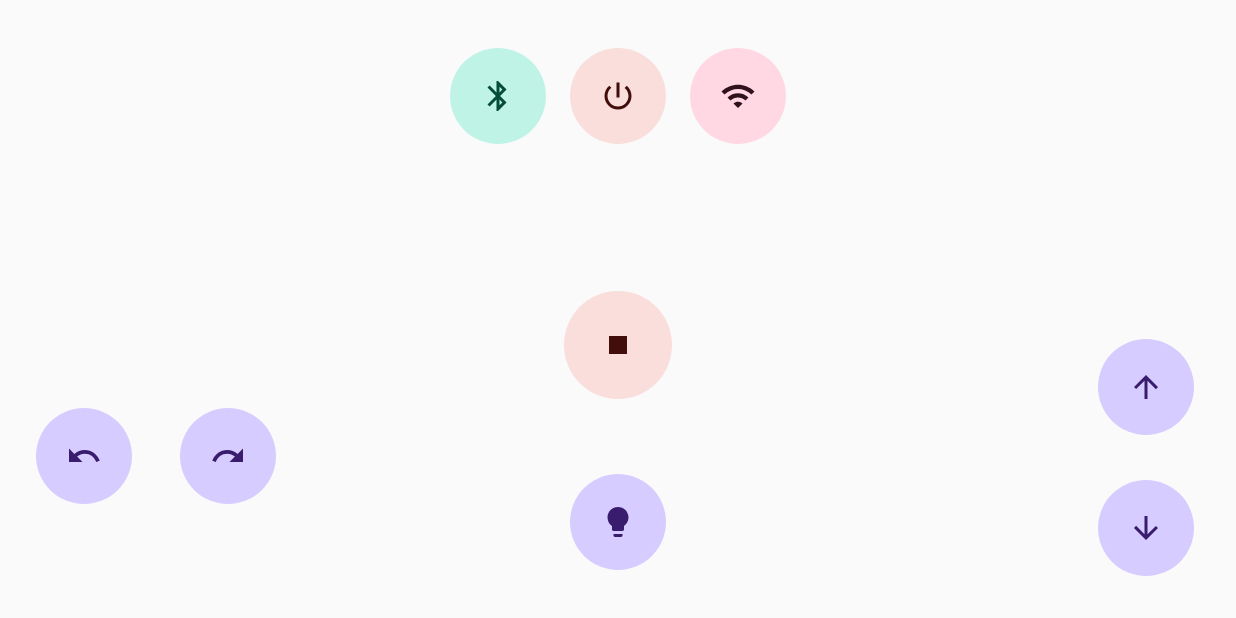
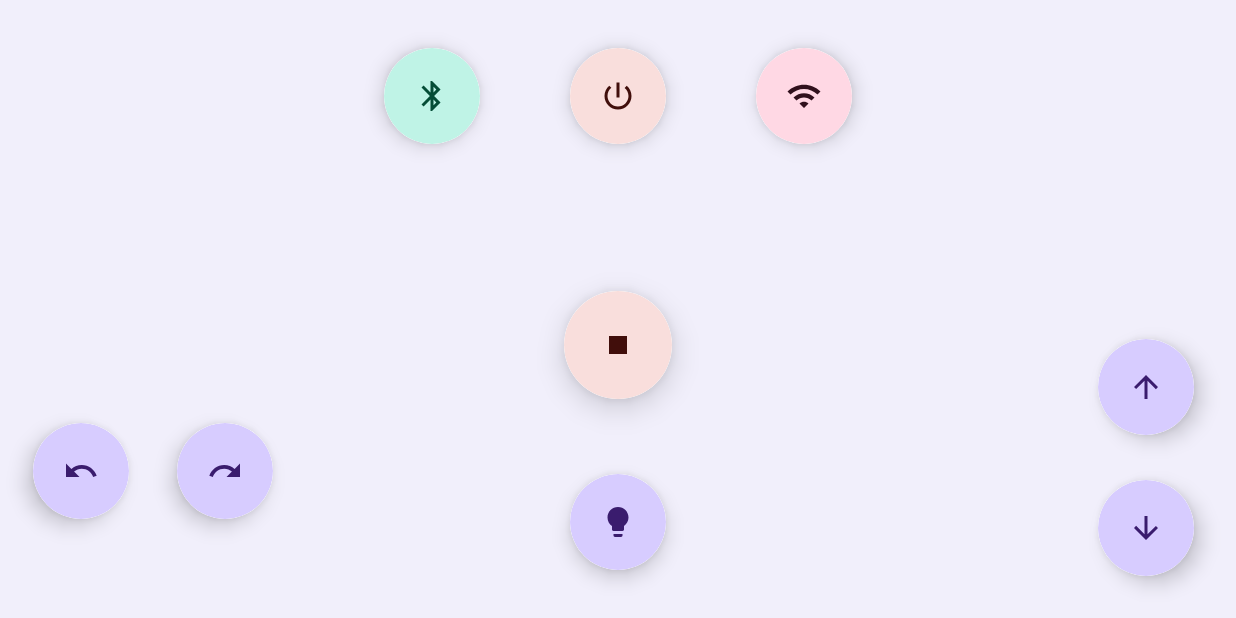
Before and after one commit to Ismael-droid-01/control_remoto, an Android app built with Jetpack Compose: the screen it shows after launch (MainActivity), on a phone screen of 824 x 412 dp (held sideways). Run offline under Robolectric (Android 15) with nearby library versions, the phone set to English and light mode, and no system bars.

Commit message:
Sombreado a los botones

```diff
--- a/app/src/main/java/com/example/control_remoto/ui/RemoteControlUI.kt
+++ b/app/src/main/java/com/example/control_remoto/ui/RemoteControlUI.kt
@@ -23,43 +23,84 @@ fun RemoteControlUI(modifier: Modifier = Modifier) {
         Toast.makeText(context, "Acción: $message", Toast.LENGTH_SHORT).show()
     }
 
-    Box(modifier = modifier.fillMaxSize().padding(16.dp).padding(WindowInsets.navigationBars.asPaddingValues())) {
+    Box(
+        modifier.fillMaxSize()
+            .background(MaterialTheme.colorScheme.primary.copy(alpha = 0.1f))
+            .padding(16.dp)
+            .padding(WindowInsets.navigationBars.asPaddingValues())
+    ) {
 
         // 🔼 Top Row
         Row(
             modifier = Modifier
                 .align(Alignment.TopCenter)
                 .padding(16.dp),
-            horizontalArrangement = Arrangement.spacedBy(16.dp)
+            horizontalArrangement = Arrangement.spacedBy(60.dp)
+        ) {
+            Surface(
+                shape = CircleShape,
+                shadowElevation = 8.dp,
+                modifier = Modifier.size(64.dp)
             ) {
                 IconButton(
                     onClick = {
                         showMessage("Bluetooth")
                         bleServer?.sendText("Bluetooth")
                     },
-                modifier = Modifier.background(MaterialTheme.colorScheme.secondaryContainer, CircleShape).size(64.dp)
+                    modifier = Modifier
+                        .background(MaterialTheme.colorScheme.secondaryContainer, CircleShape)
+                        .fillMaxSize()
                 ) {
-                Icon(Icons.Filled.Bluetooth, contentDescription = "Bluetooth", tint = MaterialTheme.colorScheme.onSecondaryContainer)
+                    Icon(
+                        Icons.Filled.Bluetooth,
+                        contentDescription = "Bluetooth",
+                        tint = MaterialTheme.colorScheme.onSecondaryContainer
+                    )
+                }
             }
 
+            Surface(
+                shape = CircleShape,
+                shadowElevation = 8.dp,
+                modifier = Modifier.size(64.dp)
+            ) {
                 IconButton(
                     onClick = {
                         showMessage("Power")
                         bleServer?.sendText("Power")
                     },
-                modifier = Modifier.background(MaterialTheme.colorScheme.errorContainer, CircleShape).size(64.dp)
+                    modifier = Modifier
+                        .background(MaterialTheme.colorScheme.errorContainer, CircleShape)
+                        .fillMaxSize()
                 ) {
-                Icon(Icons.Filled.PowerSettingsNew, contentDescription = "Power", tint = MaterialTheme.colorScheme.onErrorContainer)
+                    Icon(
+                        Icons.Filled.PowerSettingsNew,
+                        contentDescription = "Power",
+                        tint = MaterialTheme.colorScheme.onErrorContainer
+                    )
+                }
             }
 
+            Surface(
+                shape = CircleShape,
+                shadowElevation = 8.dp,
+                modifier = Modifier.size(64.dp)
+            ) {
                 IconButton(
                     onClick = {
                         showMessage("WiFi")
                         bleServer?.sendText("WiFi")
                     },
-                modifier = Modifier.background(MaterialTheme.colorScheme.tertiaryContainer, CircleShape).size(64.dp)
+                    modifier = Modifier
+                        .background(MaterialTheme.colorScheme.tertiaryContainer, CircleShape)
+                        .fillMaxSize()
                 ) {
-                Icon(Icons.Filled.Wifi, contentDescription = "WiFi", tint = MaterialTheme.colorScheme.onTertiaryContainer)
+                    Icon(
+                        Icons.Filled.Wifi,
+                        contentDescription = "WiFi",
+                        tint = MaterialTheme.colorScheme.onTertiaryContainer
+                    )
+                }
             }
         }
 
@@ -67,27 +108,51 @@ fun RemoteControlUI(modifier: Modifier = Modifier) {
         Row(
             modifier = Modifier
                 .align(Alignment.BottomStart)
-                .padding(start = 8.dp, bottom = 60.dp),
+                .padding(start = 6.dp, bottom = 50.dp),
             horizontalArrangement = Arrangement.spacedBy(32.dp)
+        ) {
+            Surface(
+                shape = CircleShape,
+                shadowElevation = 8.dp,
+                modifier = Modifier.size(64.dp)
             ) {
                 IconButton(
                     onClick = {
                         showMessage("GiroIzq")
                         bleServer?.sendText("GiroIzq")
                     },
-                modifier = Modifier.background(MaterialTheme.colorScheme.primaryContainer, CircleShape).size(64.dp)
+                    modifier = Modifier
+                        .background(MaterialTheme.colorScheme.primaryContainer, CircleShape)
+                        .fillMaxSize()
                 ) {
-                Icon(Icons.Filled.Undo, contentDescription = "GiroIzq", tint = MaterialTheme.colorScheme.onPrimaryContainer)
+                    Icon(
+                        Icons.Filled.Undo,
+                        contentDescription = "GiroIzq",
+                        tint = MaterialTheme.colorScheme.onPrimaryContainer
+                    )
+                }
             }
 
+            Surface(
+                shape = CircleShape,
+                shadowElevation = 8.dp,
+                modifier = Modifier.size(64.dp)
+            ) {
                 IconButton(
                     onClick = {
                         showMessage("GiroDer")
                         bleServer?.sendText("GiroDer")
                     },
-                modifier = Modifier.background(MaterialTheme.colorScheme.primaryContainer, CircleShape).size(64.dp)
+                    modifier = Modifier
+                        .background(MaterialTheme.colorScheme.primaryContainer, CircleShape)
+                        .fillMaxSize()
                 ) {
-                Icon(Icons.Filled.Redo, contentDescription = "GiroDer", tint = MaterialTheme.colorScheme.onPrimaryContainer)
+                    Icon(
+                        Icons.Filled.Redo,
+                        contentDescription = "GiroDer",
+                        tint = MaterialTheme.colorScheme.onPrimaryContainer
+                    )
+                }
             }
         }
 
@@ -99,55 +164,101 @@ fun RemoteControlUI(modifier: Modifier = Modifier) {
             verticalArrangement = Arrangement.spacedBy(30.dp),
             horizontalAlignment = Alignment.CenterHorizontally
         ) {
+            Surface(
+                shape = CircleShape,
+                shadowElevation = 8.dp,
+                modifier = Modifier.size(64.dp)
+            ) {
                 IconButton(
                     onClick = {
                         showMessage("Arriba")
                         bleServer?.sendText("Arriba")
                     },
-                modifier = Modifier.background(MaterialTheme.colorScheme.primaryContainer, CircleShape).size(64.dp)
+                    modifier = Modifier
+                        .background(MaterialTheme.colorScheme.primaryContainer, CircleShape)
+                        .fillMaxSize()
                 ) {
-                Icon(Icons.Filled.ArrowUpward, contentDescription = "Arriba", tint = MaterialTheme.colorScheme.onPrimaryContainer)
+                    Icon(
+                        Icons.Filled.ArrowUpward,
+                        contentDescription = "Arriba",
+                        tint = MaterialTheme.colorScheme.onPrimaryContainer
+                    )
+                }
             }
 
+            Surface(
+                shape = CircleShape,
+                shadowElevation = 8.dp,
+                modifier = Modifier.size(64.dp)
+            ) {
                 IconButton(
                     onClick = {
                         showMessage("Abajo")
                         bleServer?.sendText("Abajo")
                     },
-                modifier = Modifier.background(MaterialTheme.colorScheme.primaryContainer, CircleShape).size(64.dp)
+                    modifier = Modifier
+                        .background(MaterialTheme.colorScheme.primaryContainer, CircleShape)
+                        .fillMaxSize()
                 ) {
-                Icon(Icons.Filled.ArrowDownward, contentDescription = "Abajo", tint = MaterialTheme.colorScheme.onPrimaryContainer)
+                    Icon(
+                        Icons.Filled.ArrowDownward,
+                        contentDescription = "Abajo",
+                        tint = MaterialTheme.colorScheme.onPrimaryContainer
+                    )
+                }
             }
         }
 
         // ⛔ Botón Stop (subido un poco)
+        Surface(
+            shape = CircleShape,
+            shadowElevation = 12.dp,
+            modifier = Modifier
+                .align(Alignment.BottomCenter)
+                .padding(bottom = 130.dp)
+                .size(72.dp)
+        ) {
             IconButton(
                 onClick = {
                     showMessage("Stop")
                     bleServer?.sendText("Stop")
                 },
                 modifier = Modifier
-                .align(Alignment.BottomCenter)
-                .padding(bottom = 130.dp)
                     .background(MaterialTheme.colorScheme.errorContainer, CircleShape)
-                .size(72.dp)
+                    .fillMaxSize()
             ) {
-            Icon(Icons.Filled.Stop, contentDescription = "Stop", tint = MaterialTheme.colorScheme.onErrorContainer)
+                Icon(
+                    Icons.Filled.Stop,
+                    contentDescription = "Stop",
+                    tint = MaterialTheme.colorScheme.onErrorContainer
+                )
+            }
         }
 
         // 💡 Botón Luces (debajo del Stop)
+        Surface(
+            shape = CircleShape,
+            shadowElevation = 8.dp,
+            modifier = Modifier
+                .align(Alignment.BottomCenter)
+                .padding(bottom = 16.dp)
+                .size(64.dp)
+        ) {
             IconButton(
                 onClick = {
                     showMessage("Luces")
                     bleServer?.sendText("Luces")
                 },
                 modifier = Modifier
-                .align(Alignment.BottomCenter)
-                .padding(bottom = 16.dp)
                     .background(MaterialTheme.colorScheme.primaryContainer, CircleShape)
-                .size(64.dp)
+                    .fillMaxSize()
             ) {
-            Icon(Icons.Filled.Lightbulb, contentDescription = "Luces", tint = MaterialTheme.colorScheme.onPrimaryContainer)
+                Icon(
+                    Icons.Filled.Lightbulb,
+                    contentDescription = "Luces",
+                    tint = MaterialTheme.colorScheme.onPrimaryContainer
+                )
             }
         }
     }
+}
```
Lines whose indentation alone changed are shown as unchanged.
